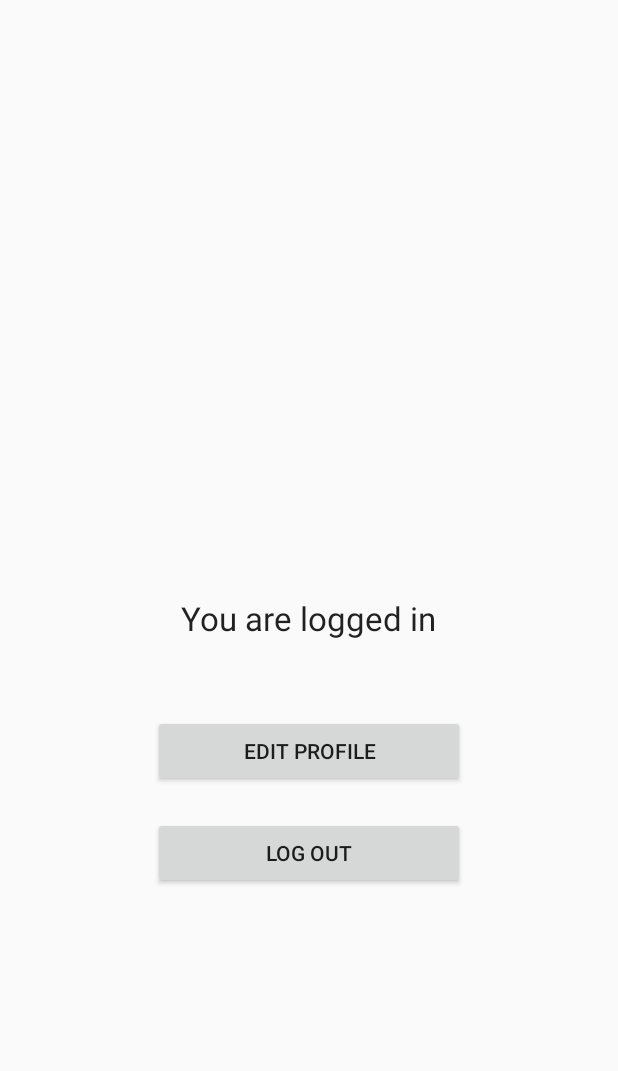
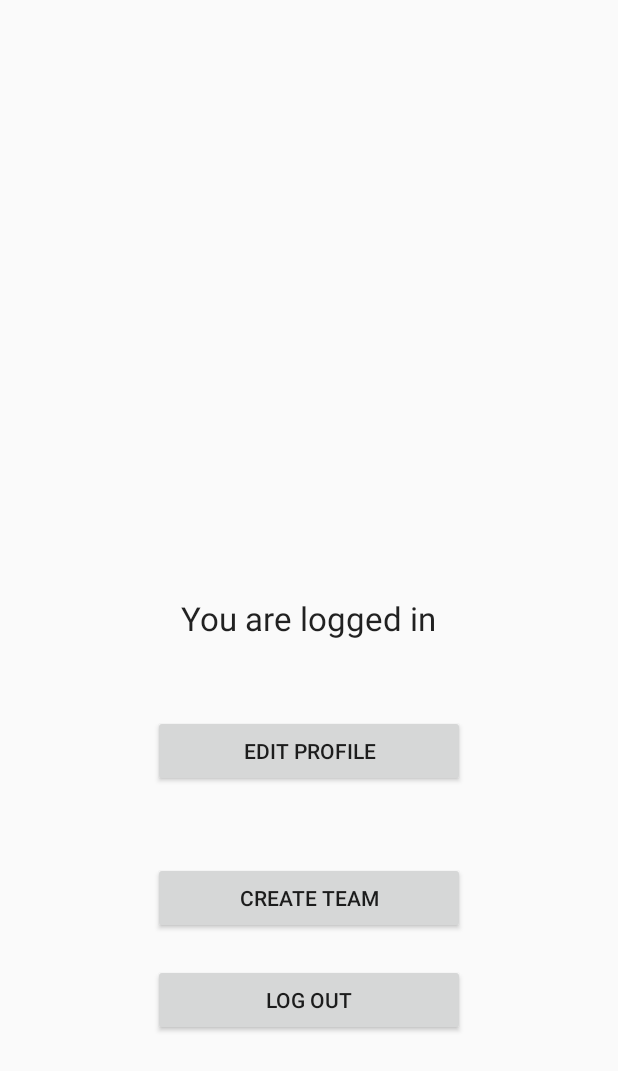
Before and after one commit to cooper-j/fullcount, an Android app: the HomeActivity screen opened directly, with no data from a screen before it, on a phone screen of 412 x 824 dp. Shown: the top 1071 px of the screen. Run offline under Robolectric (Android 15) with nearby library versions, the phone set to English and light mode, and no system bars; libraries missing offline, so code that uses them is left out: com.facebook.

Commit message:
Team Creation Edits

```diff
--- a/app/src/main/AndroidManifest.xml
+++ b/app/src/main/AndroidManifest.xml
@@ -10,7 +10,7 @@
         android:label="@string/app_name"
         android:theme="@style/AppTheme" >
         <activity
-            android:name=".TeamCreation"
+            android:name=".LoginActivity"
             android:label="@string/app_name" >
             <intent-filter>
                 <action android:name="android.intent.action.MAIN" />
@@ -25,7 +25,7 @@
             android:name=".SettingsActivity"
             android:label="@string/app_name" />
         <activity
-            android:name=".HomeActivity"
+            android:name=".TeamCreation"
             android:label="@string/app_name" />
         <activity
             android:name=".FavoritesActivity"
@@ -47,7 +47,7 @@
             android:label="@string/title_activity_team_creation" >
         </activity>
         <activity
-            android:name=".LoginActivity"
+            android:name=".HomeActivity"
             android:label="@string/title_activity_batting_roster" >
         </activity>
     </application>
--- a/app/src/main/java/edu/csulb/android/fullcount/HomeActivity.java
+++ b/app/src/main/java/edu/csulb/android/fullcount/HomeActivity.java
@@ -36,6 +36,15 @@ public class HomeActivity extends Activity {
                 startActivity(i);
             }
         });
+
+        Button teamCreateButton = (Button)findViewById(R.id.create_team_button);
+        teamCreateButton.setOnClickListener(new View.OnClickListener() {
+            @Override
+            public void onClick(View v) {
+                Intent i = new Intent(getApplicationContext(), TeamCreation.class);
+                startActivity(i);
+            }
+        });
     }
 
 
--- a/app/src/main/java/edu/csulb/android/fullcount/LoginActivity.java
+++ b/app/src/main/java/edu/csulb/android/fullcount/LoginActivity.java
@@ -47,7 +47,7 @@ public class LoginActivity extends Activity {
                //create json object to send to the server with username and password
                 JSONObject jsonobj = new JSONObject();
                 try {
-                    jsonobj.put("username", loginUsername.getText().toString());
+                    jsonobj.put("email", loginUsername.getText().toString());
                     jsonobj.put("password", loginPassword.getText().toString());
                 } catch (JSONException je) {
                 }
--- a/app/src/main/java/edu/csulb/android/fullcount/TeamRoster.java
+++ b/app/src/main/java/edu/csulb/android/fullcount/TeamRoster.java
@@ -31,7 +31,7 @@ public class TeamRoster extends ActionBarActivity {
     @Override
     public boolean onCreateOptionsMenu(Menu menu) {
         // Inflate the menu; this adds items to the action bar if it is present.
-        getMenuInflater().inflate(R.menu.menu_team_roster, menu);
+        //getMenuInflater().inflate(R.menu.menu_team_roster, menu);
         return true;
     }
 
--- a/app/src/main/res/layout/activity_home.xml
+++ b/app/src/main/res/layout/activity_home.xml
@@ -26,9 +26,19 @@
         android:layout_width="wrap_content"
         android:layout_height="wrap_content"
         android:ems="13"
+        android:text="Create Team"
+        android:id="@+id/create_team_button"
+        android:layout_below="@+id/edit_profile_button"
+        android:layout_centerHorizontal="true"
+        android:layout_marginTop="50dp" />
+
+    <Button
+        android:layout_width="wrap_content"
+        android:layout_height="wrap_content"
+        android:ems="13"
         android:text="@string/log_out"
         android:id="@+id/logout_button"
-        android:layout_below="@+id/edit_profile_button"
+        android:layout_below="@+id/create_team_button"
         android:layout_centerHorizontal="true"
         android:layout_marginTop="20dp" />
 </RelativeLayout>
```
Also changed, not shown: app/src/main/java/edu/csulb/android/fullcount/TeamCreation.java (+9 -3 lines), app/src/main/res/layout/activity_team_creation.xml (+11 -0 lines).
